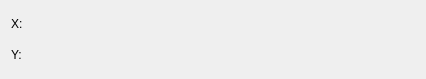
Above: src/plugins/fits/gaussian_unweighted/fitgaussian_unweightedconfig.ui from Kst-plot/kst before the change. Below: the same form after it.
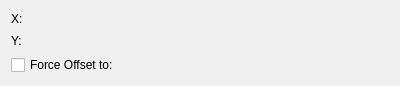
That is the form after the change. Custom widgets are drawn as their Qt base class.

Diff of the .ui file:
```diff
--- a/src/plugins/fits/gaussian_unweighted/fitgaussian_unweightedconfig.ui
+++ b/src/plugins/fits/gaussian_unweighted/fitgaussian_unweightedconfig.ui
@@ -6,8 +6,8 @@
    <rect>
     <x>0</x>
     <y>0</y>
-    <width>426</width>
-    <height>79</height>
+    <width>400</width>
+    <height>86</height>
    </rect>
   </property>
   <property name="minimumSize">
@@ -16,11 +16,9 @@
     <height>0</height>
    </size>
   </property>
-  <layout class="QVBoxLayout" name="verticalLayout">
-   <item>
-    <layout class="QHBoxLayout" name="horizontalLayout_2">
-     <item>
-      <widget class="QLabel" name="label_4">
+  <layout class="QGridLayout" name="gridLayout_2">
+   <item row="2" column="0">
+    <widget class="QCheckBox" name="_forceOffset">
        <property name="sizePolicy">
         <sizepolicy hsizetype="Fixed" vsizetype="Fixed">
          <horstretch>0</horstretch>
@@ -28,26 +26,21 @@
         </sizepolicy>
        </property>
        <property name="text">
-        <string comment="The X axis of a plot">X:</string>
-       </property>
-       <property name="wordWrap">
-        <bool>false</bool>
-       </property>
-      </widget>
-     </item>
-     <item>
-      <widget class="Kst::VectorSelector" name="_vectorX" native="true">
-       <property name="sizePolicy">
-        <sizepolicy hsizetype="Expanding" vsizetype="Preferred">
-         <horstretch>0</horstretch>
-         <verstretch>0</verstretch>
-        </sizepolicy>
+      <string>Force Offset to:</string>
+     </property>
+    </widget>
+   </item>
+   <item row="2" column="1">
+    <widget class="Kst::ScalarSelector" name="_scalarOffset" native="true">
+     <property name="minimumSize">
+      <size>
+       <width>30</width>
+       <height>0</height>
+      </size>
        </property>
       </widget>
      </item>
-    </layout>
-   </item>
-   <item>
+   <item row="1" column="0" colspan="2">
     <layout class="QHBoxLayout" name="horizontalLayout">
      <item>
       <widget class="QLabel" name="label_3">
@@ -77,6 +70,36 @@
      </item>
     </layout>
    </item>
+   <item row="0" column="0" colspan="2">
+    <layout class="QHBoxLayout" name="horizontalLayout_2">
+     <item>
+      <widget class="QLabel" name="label_4">
+       <property name="sizePolicy">
+        <sizepolicy hsizetype="Fixed" vsizetype="Fixed">
+         <horstretch>0</horstretch>
+         <verstretch>0</verstretch>
+        </sizepolicy>
+       </property>
+       <property name="text">
+        <string comment="The X axis of a plot">X:</string>
+       </property>
+       <property name="wordWrap">
+        <bool>false</bool>
+       </property>
+      </widget>
+     </item>
+     <item>
+      <widget class="Kst::VectorSelector" name="_vectorX" native="true">
+       <property name="sizePolicy">
+        <sizepolicy hsizetype="Expanding" vsizetype="Preferred">
+         <horstretch>0</horstretch>
+         <verstretch>0</verstretch>
+        </sizepolicy>
+       </property>
+      </widget>
+     </item>
+    </layout>
+   </item>
   </layout>
  </widget>
  <layoutdefault spacing="6" margin="11"/>
@@ -86,6 +109,11 @@
    <extends>QWidget</extends>
    <header>vectorselector.h</header>
   </customwidget>
+  <customwidget>
+   <class>Kst::ScalarSelector</class>
+   <extends>QWidget</extends>
+   <header>scalarselector.h</header>
+  </customwidget>
  </customwidgets>
  <resources/>
  <connections/>
```
Lines whose indentation alone changed are shown as unchanged.
